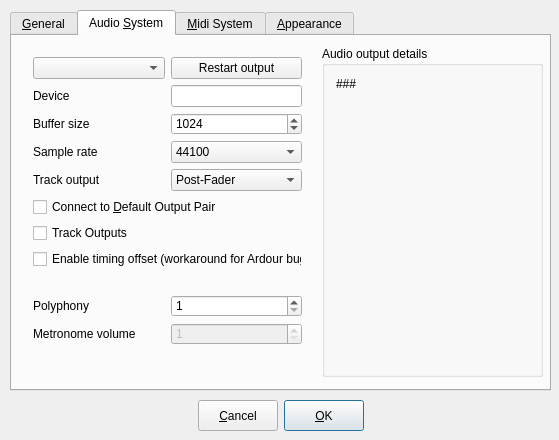
This is gui/src/UI/PreferencesDialog_UI.ui in hydrogen-music/hydrogen as Qt 5 draws it before an edit. The edited form follows.
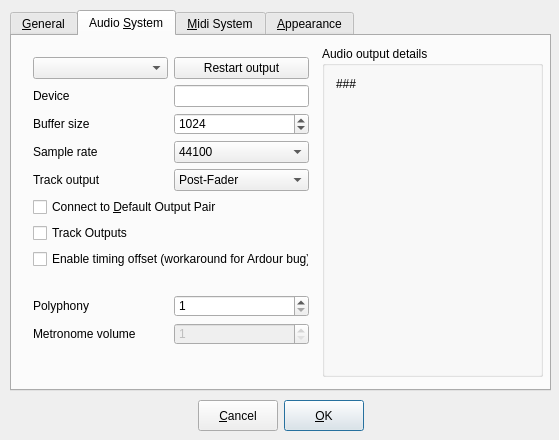
This is the edited form. The open tabs and pages were chosen to show the change. Custom widgets are drawn as their Qt base class.

```diff
--- a/gui/src/UI/PreferencesDialog_UI.ui
+++ b/gui/src/UI/PreferencesDialog_UI.ui
@@ -254,7 +254,7 @@
       <x>0</x>
       <y>0</y>
       <width>537</width>
-      <height>356</height>
+      <height>355</height>
      </rect>
     </property>
     <attribute name="title" >
@@ -288,12 +288,12 @@
       </item>
      </layout>
     </widget>
-    <widget class="QWidget" name="" >
+    <widget class="QWidget" name="layoutWidget" >
      <property name="geometry" >
       <rect>
        <x>10</x>
        <y>10</y>
-       <width>291</width>
+       <width>298</width>
        <height>331</height>
       </rect>
      </property>
```
Left out of the diff: 4 changed lines with no effect on the pictures.
